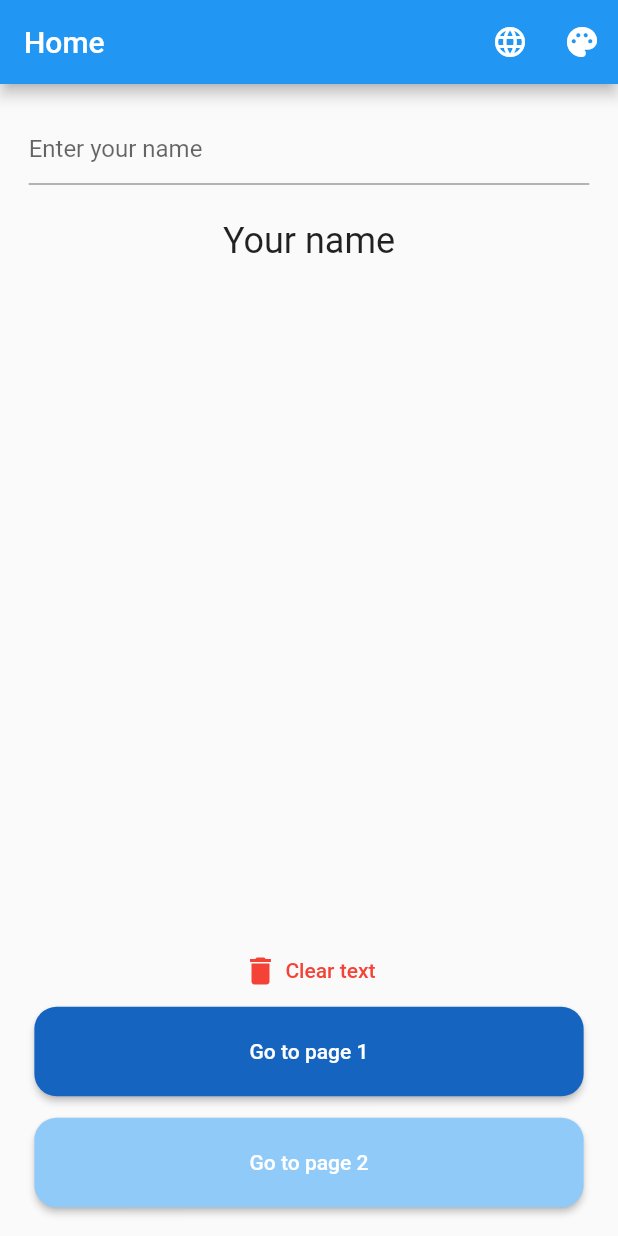
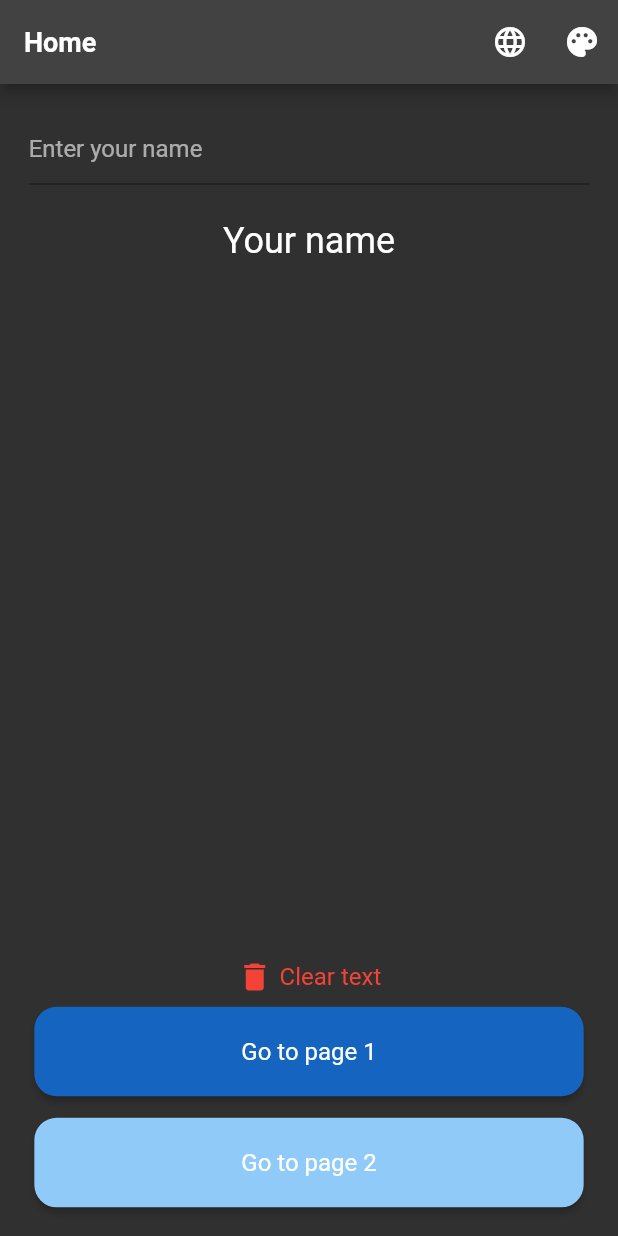
Before and after one commit to EyadAbuKm/Poke, a Flutter app: the screen it shows after launch, after a tap on the "palette" icon, on a phone screen of 412 x 824 dp. Run offline on Flutter 3.47's test engine with Material 2 defaults, Android fonts, the light colour scheme and no system bars; our stand-ins replace cached_network_image, dio, flutter_easyloading, flutter_screenutil, fluttertoast, get and 1 more; missing offline and left inert: paginated_list; network calls fail.

Commit message:
Add internet permission for Release mode and some texts enhancements

```diff
--- a/lib/core/lang/translation_service.dart
+++ b/lib/core/lang/translation_service.dart
@@ -5,7 +5,7 @@ import 'en_US.dart';
 import 'ar_AR.dart';
 
 class TranslationService extends Translations {
-  static Locale? get locale => Get.deviceLocale;
+  static Locale? get locale => Locale('en', 'US');
   static final fallbackLocale = Locale('en', 'US');
   @override
   Map<String, Map<String, String>> get keys => {
--- a/lib/main.dart
+++ b/lib/main.dart
@@ -22,15 +22,15 @@ class App extends StatelessWidget {
   Widget build(BuildContext context) {
     return ScreenUtilInit(
         designSize: const Size(360, 690),
-        minTextAdapt: true,
-        splitScreenMode: true,
       builder: (_ , child) {
         return GetMaterialApp(
           enableLog: true,
           initialRoute: Routes.SPLASH,
           getPages: AppPages.routes,
           initialBinding: AppBinding(),
-          theme: AppTheme.darkTheme,
+          theme: AppTheme.lightTheme,
+          darkTheme: AppTheme.darkTheme,
+
           locale: TranslationService.locale,
           fallbackLocale: TranslationService.fallbackLocale,
           translations: TranslationService(),
--- a/lib/modules/home/view/widgets/home_widgets.dart
+++ b/lib/modules/home/view/widgets/home_widgets.dart
@@ -34,10 +34,12 @@ Widget buildBottomButtonsSection() {
 
   return Column(
     children: [
-      TextButton(
-          onPressed: () {
+      InkWell(
+          onTap: () {
             homeController.textChanged("");
           },
+          child: Padding(
+            padding: const EdgeInsets.all(8.0),
             child: Row(
               mainAxisAlignment: MainAxisAlignment.center,
               children: [
@@ -50,9 +52,10 @@ Widget buildBottomButtonsSection() {
                 ),
                 Text(
                   "Clear".tr,
-                style: TextStyle(color: Colors.red),
+                  style: TextStyle(color: Colors.red,fontSize: 14.sp),
                 )
               ],
+            ),
           )),
       AppElevatedButton(
         onPressed: () {
--- a/lib/modules/home/view/widgets/theme_button.dart
+++ b/lib/modules/home/view/widgets/theme_button.dart
@@ -2,6 +2,7 @@
 
 import 'package:flutter/material.dart';
 import 'package:get/get.dart';
+import 'package:ososs_test/shared/theme/theme.dart';
 
 IconButton buildChangeThemeButton() {
   return IconButton(
@@ -14,5 +15,4 @@ IconButton buildChangeThemeButton() {
 
 
 void toggleTheme() {
-  Get.changeTheme(Get.isDarkMode ? ThemeData.light() : ThemeData.dark());
-}
+  Get.changeThemeMode(Get.isDarkMode ? ThemeMode.light : ThemeMode.dark);}
--- a/lib/modules/pokemons/view/widgets/pokemon_card.dart
+++ b/lib/modules/pokemons/view/widgets/pokemon_card.dart
@@ -26,7 +26,7 @@ class PokemonCard extends StatelessWidget {
               children: [
                 ImageWidget(
                     url: getImageUrlFromPokemonUrl(pokemon.url),
-                    width: 100.w,
+                    width: 110.h,
                     height: 110.h,
                     radius: 15.r),
                 SizedBox(
--- a/lib/shared/theme/theme_data.dart
+++ b/lib/shared/theme/theme_data.dart
@@ -7,10 +7,12 @@ class AppTheme {
       brightness: Brightness.light,
       primaryColor: Color(0xFF337AB7),
       textTheme: TextTheme(
-        labelLarge: TextStyle(fontSize: 16.sp), // Adjust the font size here
+        labelLarge: TextStyle(fontSize: 16.sp,color: Colors.black), // Adjust the font size here
       ),
       appBarTheme: AppBarTheme(
-          backgroundColor: Colors.white,
+        iconTheme: IconThemeData(
+          color: Colors.white
+        )
       ),
       colorScheme: ColorScheme.fromSwatch().copyWith(
         primary: ColorConstants.primaryColor, brightness: Brightness.light,
@@ -22,12 +24,15 @@ class AppTheme {
       brightness: Brightness.dark,
       appBarTheme: AppBarTheme(
           backgroundColor: Colors.grey[800],
+          iconTheme: IconThemeData(
+              color: Colors.white
+          ),
           titleTextStyle: TextStyle(color: Colors.white,fontSize: 18,fontWeight: FontWeight.w700)
 
       ),
       primaryColor: ColorConstants.primaryColor,
       textTheme: TextTheme(
-        labelLarge: TextStyle(fontSize: 16.sp), // Adjust the font size here
+        labelLarge: TextStyle(fontSize: 16.sp,color: Colors.white), // Adjust the font size here
       ),
       colorScheme: ColorScheme.fromSwatch().copyWith(
         primary: ColorConstants.primaryColor,
--- a/lib/shared/widgets/app_elevated_button.dart
+++ b/lib/shared/widgets/app_elevated_button.dart
@@ -22,7 +22,7 @@ class AppElevatedButton extends StatelessWidget {
   Widget build(BuildContext context) {
     return ElevatedButton(
       onPressed: onPressed,
-      child: Text(text),
+      child: Material(color: Colors.transparent,child: Text(text,style: TextStyle(color: Colors.white,fontSize: 14.sp),)),
       style: ElevatedButton.styleFrom(
 
           shape: RoundedRectangleBorder(
```
Also changed, not shown: 1 other file. Lines whose indentation alone changed are shown as unchanged.
